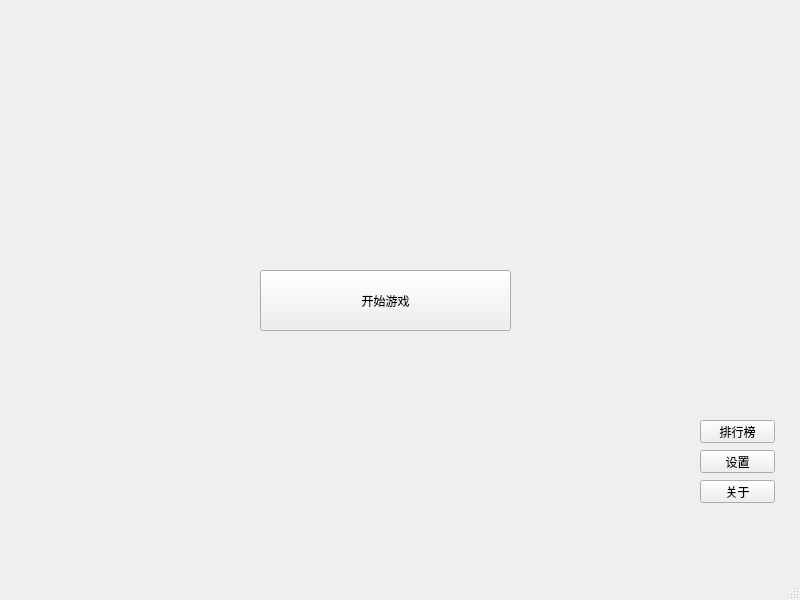
Old version of the form mainwindow.ui in the repository YXHXianYu/2022-BJTU-DataStructure-FinalProject.
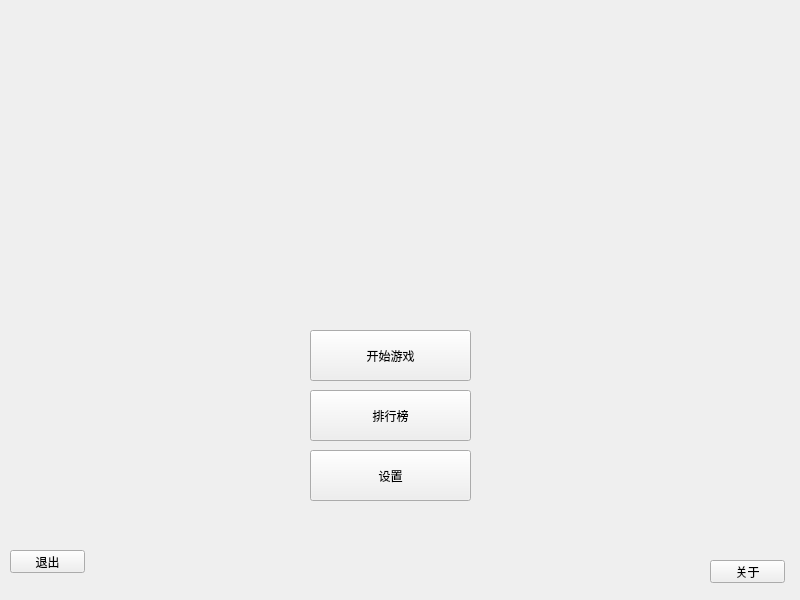
New version of the form.

The edit to the form file:
```diff
--- a/mainwindow.ui
+++ b/mainwindow.ui
@@ -17,10 +17,10 @@
    <widget class="QPushButton" name="btnGame">
     <property name="geometry">
      <rect>
-      <x>260</x>
-      <y>270</y>
-      <width>251</width>
-      <height>61</height>
+      <x>310</x>
+      <y>330</y>
+      <width>161</width>
+      <height>51</height>
      </rect>
     </property>
     <property name="text">
@@ -30,10 +30,10 @@
    <widget class="QPushButton" name="btnRank">
     <property name="geometry">
      <rect>
-      <x>700</x>
-      <y>420</y>
-      <width>75</width>
-      <height>23</height>
+      <x>310</x>
+      <y>390</y>
+      <width>161</width>
+      <height>51</height>
      </rect>
     </property>
     <property name="text">
@@ -43,10 +43,10 @@
    <widget class="QPushButton" name="btnConfig">
     <property name="geometry">
      <rect>
-      <x>700</x>
+      <x>310</x>
       <y>450</y>
-      <width>75</width>
-      <height>23</height>
+      <width>161</width>
+      <height>51</height>
      </rect>
     </property>
     <property name="text">
@@ -56,8 +56,8 @@
    <widget class="QPushButton" name="btnAbout">
     <property name="geometry">
      <rect>
-      <x>700</x>
-      <y>480</y>
+      <x>710</x>
+      <y>560</y>
       <width>75</width>
       <height>23</height>
      </rect>
@@ -66,18 +66,30 @@
      <string>关于</string>
     </property>
    </widget>
+   <widget class="QWidget" name="widget" native="true">
+    <property name="geometry">
+     <rect>
+      <x>20</x>
+      <y>30</y>
+      <width>755</width>
+      <height>280</height>
+     </rect>
+    </property>
+   </widget>
+   <widget class="QPushButton" name="pushButton">
+    <property name="geometry">
+     <rect>
+      <x>10</x>
+      <y>550</y>
+      <width>75</width>
+      <height>23</height>
+     </rect>
+    </property>
+    <property name="text">
+     <string>退出</string>
+    </property>
+   </widget>
   </widget>
-  <widget class="QMenuBar" name="menubar">
-   <property name="geometry">
-    <rect>
-     <x>0</x>
-     <y>0</y>
-     <width>800</width>
-     <height>22</height>
-    </rect>
-   </property>
-  </widget>
-  <widget class="QStatusBar" name="statusbar"/>
  </widget>
  <resources/>
  <connections/>
```
